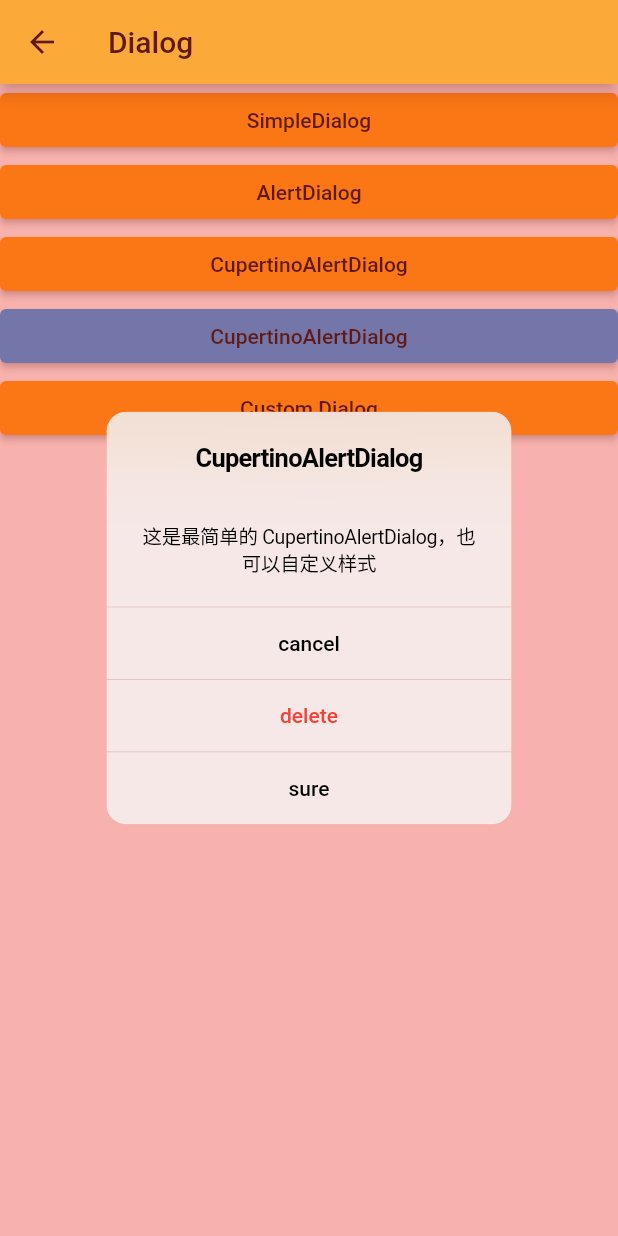
After one commit to zone1026/flutterExample, a Flutter app: the YZDialogWidget screen opened directly, after a tap on "CupertinoAlertDialog", on a phone screen of 412 x 824 dp. The commit adds this screen. Run offline on Flutter 3.47's test engine with Material 2 defaults, Android fonts, the phone set to English and light mode, and no system bars; our stand-ins replace get, transparent_image.

Commit message:
<feature> bottomSheet & calenderDatePicker & cupertinoDatePicker & cupertinoTimePicker & dialog

```diff
--- /dev/null
+++ b/lib/dialog.dart
@@ -0,0 +1,313 @@
+// ignore_for_file: avoid_print
+
+import 'package:flutter/cupertino.dart';
+import 'package:flutter/material.dart';
+
+class YZDialogWidget extends StatefulWidget {
+  const YZDialogWidget({Key? key}) : super(key: key);
+  @override
+  YZDialogWidgetState createState() => YZDialogWidgetState();
+}
+
+class YZDialogWidgetState extends State<YZDialogWidget> {
+  @override
+  void initState() {
+    super.initState();
+    // 初始化数据
+    initData();
+  }
+
+  // 初始化数据
+  void initData() {}
+  @override
+  Widget build(BuildContext context) {
+    return Scaffold(
+      appBar: AppBar(
+        // backgroundColor: Colors.blue,
+        title: const Text(
+          "Dialog",
+        ),
+      ),
+      body: ListView(
+        children: [
+          _dialogButton(context, 'SimpleDialog', _simpleDialog()),
+          _dialogButton(context, 'AlertDialog', _alertDialog()),
+          _dialogButton(
+              context, 'CupertinoAlertDialog', _cupertinoAlertDialog()),
+          _cupertinoButton(
+              context, 'CupertinoAlertDialog', _cupertinoAlertDialog()),
+          _dialogButton(context, 'Custom Dialog', _customDialog()),
+        ],
+      ),
+    );
+  }
+
+  late BuildContext dialogContext;
+
+  ElevatedButton _dialogButton(
+      BuildContext context, String title, Widget dialog) {
+    return ElevatedButton(
+      style: ButtonStyle(
+          backgroundColor:
+              MaterialStateProperty.resolveWith((states) => Colors.orange)),
+      // 设置异步回调
+      onPressed: () async {
+        var relust = await showDialog(
+          context: context,
+          builder: (context) {
+            // 记录弹框BuildContext，在隐藏dialog时使用
+            dialogContext = context;
+            return dialog;
+          },
+          // 点击弹框之外的蒙层区域是否可以Dismiss，默认为true
+          barrierDismissible: true,
+          // 蒙层颜色
+          barrierColor: Colors.red.withAlpha(100),
+          barrierLabel: 'barrier',
+          useSafeArea: true,
+          useRootNavigator: true,
+          // 锚点
+          anchorPoint: const Offset(64.0, 64.0),
+        );
+        print(relust);
+      },
+      child: Text(title),
+    );
+  }
+
+  SimpleDialog _simpleDialog() {
+    return SimpleDialog(
+      // 标题
+      title: const Text('Simple Dialog'),
+      // 标题外间距
+      titlePadding: const EdgeInsets.fromLTRB(15.0, 15.0, 0.0, 0.0),
+      // 标题样式 TextStyle
+      titleTextStyle: const TextStyle(color: Colors.white, fontSize: 25.0),
+      // 内容外间距
+      contentPadding: const EdgeInsets.all(15.0),
+      backgroundColor: Colors.red,
+      // 阴影高度
+      // elevation: 12.0,
+      // shape: ,
+      alignment: Alignment.center,
+      shape: RoundedRectangleBorder(
+          side: const BorderSide(color: Colors.cyan, width: 2.0),
+          borderRadius: BorderRadius.circular(30.0)),
+      // 子控件
+      children: [
+        Container(
+          alignment: Alignment.center,
+          padding: const EdgeInsets.all(30.0),
+          child: const Text(
+            '这就是最简单的 Dialog 了, 也可以在这里自定义样式。',
+            style: TextStyle(fontSize: 20.0, color: Colors.green),
+          ),
+        ),
+        ElevatedButton(
+          onPressed: () {
+            setState(() {});
+            // 隐藏弹框
+            Navigator.pop(dialogContext, {"data": 'simple dialog data'});
+          },
+          child: const Text("我知道了"),
+        ),
+      ],
+    );
+  }
+
+  AlertDialog _alertDialog() {
+    return AlertDialog(
+      // 标题
+      title: const Text('Alert Dialog'),
+      // 标题外间距
+      titlePadding: const EdgeInsets.fromLTRB(15.0, 15.0, 0.0, 0.0),
+      // 标题样式 TextStyle
+      titleTextStyle: const TextStyle(color: Colors.white, fontSize: 25.0),
+      // 内容外间距
+      contentPadding: const EdgeInsets.all(15.0),
+      content: SizedBox(
+        height: 100.0,
+        child: Column(
+          children: const [
+            Padding(
+              padding: EdgeInsets.all(15.0),
+            ),
+            Text("这是最简单的 AlertDialog，也可以自定义样式"),
+          ],
+        ),
+      ),
+      contentTextStyle: const TextStyle(color: Colors.green, fontSize: 20.0),
+      actions: [
+        ElevatedButton(
+          style: ButtonStyle(
+            backgroundColor:
+                MaterialStateProperty.resolveWith((states) => Colors.white),
+            foregroundColor:
+                MaterialStateProperty.resolveWith((states) => Colors.red),
+            textStyle: MaterialStateProperty.resolveWith(
+                (states) => const TextStyle(fontSize: 25.0)),
+            shape: MaterialStateProperty.resolveWith(
+              (states) => RoundedRectangleBorder(
+                  side: const BorderSide(color: Colors.orange, width: 5.0),
+                  borderRadius: BorderRadius.circular(10.0)),
+            ),
+          ),
+          onPressed: () {
+            setState(() {});
+            // 隐藏弹框
+            Navigator.pop(dialogContext, {"data": 'cancel data'});
+          },
+          child: const Text("cancel"),
+        ),
+        // const Text("也可以不放按钮的"),
+        ElevatedButton(
+          onPressed: () {
+            setState(() {});
+            // 隐藏弹框
+            Navigator.pop(dialogContext, {"data": 'sure data'});
+          },
+          child: const Text("sure"),
+        ),
+      ],
+      backgroundColor: Colors.red,
+      // 阴影高度
+      // elevation: 12.0,
+      alignment: Alignment.center,
+      shape: RoundedRectangleBorder(
+          side: const BorderSide(color: Colors.cyan, width: 2.0),
+          borderRadius: BorderRadius.circular(60.0)),
+    );
+  }
+
+  ElevatedButton _cupertinoButton(
+      BuildContext context, String title, Widget dialog) {
+    return ElevatedButton(
+      style: ButtonStyle(
+          backgroundColor:
+              MaterialStateProperty.resolveWith((states) => Colors.blue)),
+      // 设置异步回调
+      onPressed: () async {
+        var relust = await showCupertinoDialog(
+          context: context,
+          builder: (context) {
+            // 记录弹框BuildContext，在隐藏dialog时使用
+            dialogContext = context;
+            return dialog;
+          },
+          // 点击弹框之外的蒙层区域是否可以Dismiss，默认为false
+          barrierDismissible: true,
+          useRootNavigator: true,
+          // 锚点
+          // anchorPoint: const Offset(64.0, 64.0),
+        );
+        print(relust);
+      },
+      child: Text(title),
+    );
+  }
+
+  CupertinoAlertDialog _cupertinoAlertDialog() {
+    return CupertinoAlertDialog(
+      title: const Text('CupertinoAlertDialog'),
+      content: SizedBox(
+        // height: 300.0,
+        child: Column(
+          children: const [
+            Padding(
+              padding: EdgeInsets.all(15),
+            ),
+            Text("这是最简单的 CupertinoAlertDialog，也可以自定义样式"),
+          ],
+        ),
+      ),
+      actions: [
+        TextButton(
+          onPressed: () {
+            setState(() {});
+            // 隐藏弹框
+            Navigator.pop(dialogContext, {"data": 'cancel data'});
+          },
+          child: const Text(
+            "cancel",
+            style: TextStyle(color: Colors.black),
+          ),
+        ),
+        // const Text("也可以不放按钮的"),
+        TextButton(
+          onPressed: () {
+            setState(() {});
+            // 隐藏弹框
+            Navigator.pop(dialogContext, {"data": 'sure data'});
+          },
+          child: const Text(
+            "delete",
+            style: TextStyle(color: Colors.red),
+          ),
+        ),
+        TextButton(
+          onPressed: () {
+            setState(() {});
+            // 隐藏弹框
+            Navigator.pop(dialogContext, {"data": 'sure data'});
+          },
+          child: const Text(
+            "sure",
+            style: TextStyle(color: Colors.black),
+          ),
+        ),
+      ],
+    );
+  }
+
+  Dialog _customDialog() {
+    return Dialog(
+      // 背景色
+      backgroundColor: Colors.red,
+      // 阴影高度
+      elevation: 40.0,
+      // 动画时间
+      insetAnimationDuration: const Duration(milliseconds: 3000),
+      // 动画效果
+      insetAnimationCurve: Curves.easeInOut,
+      // 弹框距离屏幕边缘距离
+      insetPadding: const EdgeInsets.all(15.0),
+      // 剪切方式
+      clipBehavior: Clip.antiAlias,
+      shape: RoundedRectangleBorder(
+          // side: const BorderSide(color: Colors.orange, width: 2.0),
+          borderRadius: BorderRadius.circular(20.0)),
+      child: Container(
+        width: 300.0,
+        height: 200.0,
+        // color: Colors.red,
+        alignment: Alignment.center,
+        child: Column(
+          children: [
+            const Padding(padding: EdgeInsets.all(15)),
+            const Text(
+              "Custom Dialog",
+              style: TextStyle(color: Colors.white, fontSize: 25),
+            ),
+            const Padding(padding: EdgeInsets.all(15)),
+            const Text("这是一个最简单的自定义 Custom Dialog"),
+            const Padding(
+              padding: EdgeInsets.all(15.0),
+            ),
+            TextButton(
+              style: ButtonStyle(
+                  backgroundColor: MaterialStateProperty.resolveWith(
+                      (states) => Colors.white)),
+              onPressed: () {
+                // 隐藏弹框
+                Navigator.pop(dialogContext, {"data": 'sure data'});
+              },
+              child: const Text("我知道了",
+                  style: TextStyle(
+                      color: Colors.red, fontStyle: FontStyle.italic)),
+            ),
+          ],
+        ),
+      ),
+    );
+  }
+}
```
Also changed, not shown: lib/bottomSheet.dart (added, +115 -0 lines), lib/calenderDatePicker.dart (added, +52 -0 lines), lib/cupertinoDatePicker.dart (added, +62 -0 lines), lib/cupertinoTimerPicker.dart (added, +56 -0 lines), lib/routeManager.dart (+13 -0 lines), lib/showPicker.dart (+15 -6 lines).
